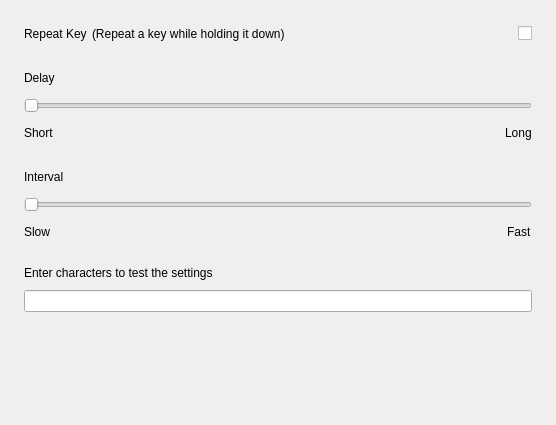
The window that src/general-page.ui (openeuler-mirror/kiran-control-panel) describes before a commit, drawn with Qt 5.
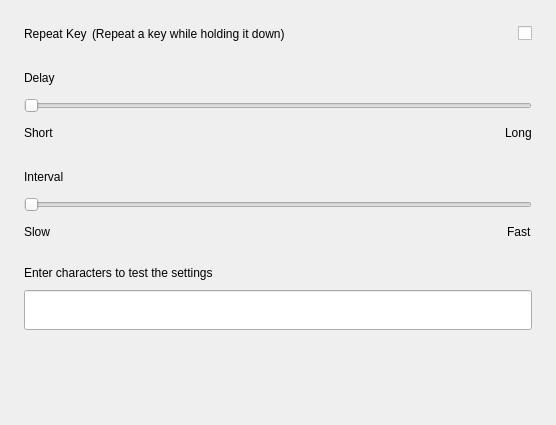
The same window after the commit. Custom widgets are drawn as their Qt base class.

Patch:
```diff
--- a/src/general-page.ui
+++ b/src/general-page.ui
@@ -245,7 +245,20 @@
       </widget>
      </item>
      <item>
-      <widget class="QLineEdit" name="lineEdit_key"/>
+      <widget class="QLineEdit" name="lineEdit_key">
+       <property name="minimumSize">
+        <size>
+         <width>0</width>
+         <height>40</height>
+        </size>
+       </property>
+       <property name="maximumSize">
+        <size>
+         <width>16777215</width>
+         <height>40</height>
+        </size>
+       </property>
+      </widget>
      </item>
     </layout>
    </item>
```
